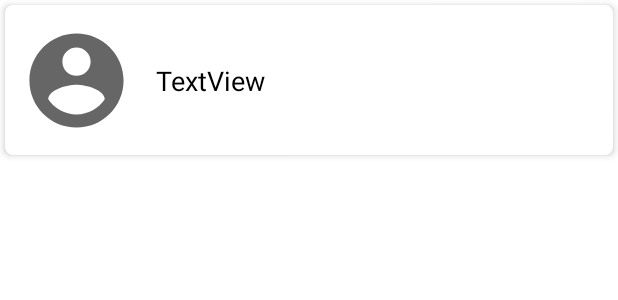
After one commit to Sabarinathan07/myChatApp, an Android app: the layout users_card.xml on its own in the app's theme, with its tools: preview values and no code run, on a phone screen of 412 x 824 dp. The commit adds this screen. Shown: the top 300 px of the screen. Run offline under Robolectric (Android 15) with nearby library versions, the phone set to English and light mode, and no system bars.

Commit message:
'User-added'

```diff
--- /dev/null
+++ b/app/src/main/res/layout/users_card.xml
@@ -0,0 +1,41 @@
+<?xml version="1.0" encoding="utf-8"?>
+<androidx.cardview.widget.CardView xmlns:android="http://schemas.android.com/apk/res/android"
+    xmlns:app="http://schemas.android.com/apk/res-auto"
+    xmlns:tools="http://schemas.android.com/tools"
+    android:id="@+id/cardView"
+    android:layout_width="match_parent"
+    android:layout_height="100dp"
+    android:layout_margin="3dp"
+    app:cardCornerRadius="5dp"
+    app:cardElevation="3dp">
+
+    <androidx.constraintlayout.widget.ConstraintLayout
+        android:layout_width="match_parent"
+        android:layout_height="match_parent">
+
+        <de.hdodenhof.circleimageview.CircleImageView
+            android:id="@+id/imageViewUsers"
+            android:layout_width="75dp"
+            android:layout_height="75dp"
+            android:layout_marginStart="10dp"
+            android:src="@drawable/account"
+            app:layout_constraintBottom_toBottomOf="parent"
+            app:layout_constraintStart_toStartOf="parent"
+            app:layout_constraintTop_toTopOf="parent" />
+
+        <TextView
+            android:id="@+id/textViewUsers"
+            android:layout_width="wrap_content"
+            android:layout_height="wrap_content"
+            android:layout_marginStart="15dp"
+            android:text="TextView"
+            android:textAlignment="viewStart"
+            android:textColor="#000000"
+            android:textSize="18sp"
+            app:layout_constraintBottom_toBottomOf="parent"
+            app:layout_constraintStart_toEndOf="@+id/imageViewUsers"
+            app:layout_constraintTop_toTopOf="parent" />
+
+    </androidx.constraintlayout.widget.ConstraintLayout>
+
+</androidx.cardview.widget.CardView>
```
Also changed, not shown: app/src/main/java/com/androidsabari/chatapp/MainActivity.java (+85 -0 lines), app/src/main/java/com/androidsabari/chatapp/UsersAdapter.java (added, +113 -0 lines), app/src/main/res/layout/activity_main.xml (+7 -6 lines).
